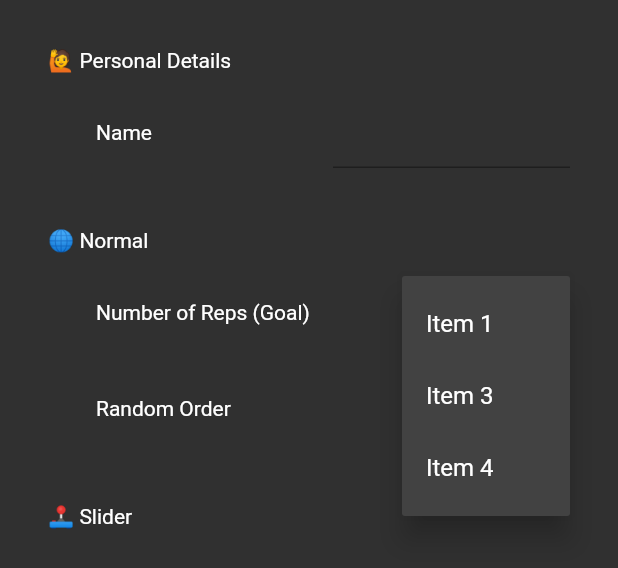
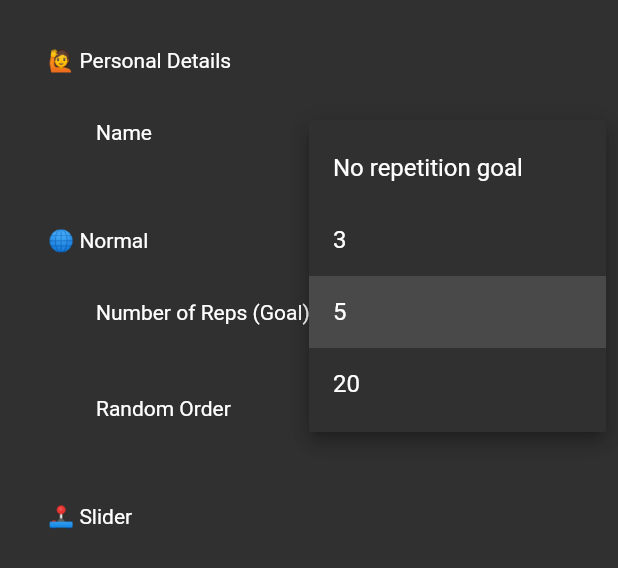
Before and after one commit to JohannesNicholas/stroke_rehab_flutter, a Flutter app: the SettingsPage widget shown alone on an empty page, opened directly, after a tap on an icon or button, on a phone screen of 412 x 824 dp. Shown: the top 568 px of the screen. Run offline on Flutter 3.47's test engine with Material 2 defaults, Android fonts, the phone set to English and light mode, and no system bars.

Commit message:
Improved drop donw menu

```diff
--- a/lib/settings_page.dart
+++ b/lib/settings_page.dart
@@ -15,7 +15,7 @@ enum Menu { itemOne, itemTwo, itemThree, itemFour }
 
 class _SettingsPageState extends State<SettingsPage> {
   var switchState = false;
-  int _selectedMenu = 5;
+  String _selectedMenu = "5";
 
   @override
   Widget build(BuildContext context) {
@@ -24,30 +24,8 @@ class _SettingsPageState extends State<SettingsPage> {
         settingsSection("🙋 Personal Details"),
         settingsOption("Name", TextField()),
         settingsSection(Strings.normalGameTitle),
-        settingsOption(
-            "Number of Reps (Goal)",
-            PopupMenuButton<int>(
-                // Callback that sets the selected popup menu item.
-                onSelected: (int item) {
-                  setState(() {
-                    _selectedMenu = item;
-                  });
-                },
-                icon: Text(_selectedMenu.toString()),
-                itemBuilder: (BuildContext context) => <PopupMenuEntry<int>>[
-                      const PopupMenuItem<int>(
-                        value: 0,
-                        child: Text('Item 1'),
-                      ),
-                      const PopupMenuItem<int>(
-                        value: 2,
-                        child: Text('Item 3'),
-                      ),
-                      const PopupMenuItem<int>(
-                        value: 4,
-                        child: Text('Item 4'),
-                      ),
-                    ])),
+        settingsOption("Number of Reps (Goal)",
+            dropDownSettingsOption(["No repetition goal", "3", "5", "20"])),
         settingsOption(
             "Random Order",
             Switch(
@@ -61,6 +39,20 @@ class _SettingsPageState extends State<SettingsPage> {
       ],
     );
   }
+
+  Widget dropDownSettingsOption(List<String> options) {
+    return DropdownButton<String>(
+        // Callback that sets the selected popup menu item.
+        value: _selectedMenu,
+        isExpanded: true,
+        onChanged: (value) => setState(() {
+              _selectedMenu = value ?? "5";
+            }),
+        items: options.map(buildMenuItem).toList());
+  }
+
+  DropdownMenuItem<String> buildMenuItem(String item) =>
+      DropdownMenuItem(value: item, child: Text(item));
 
   Padding settingsSection(String title) {
     return Padding(
```
